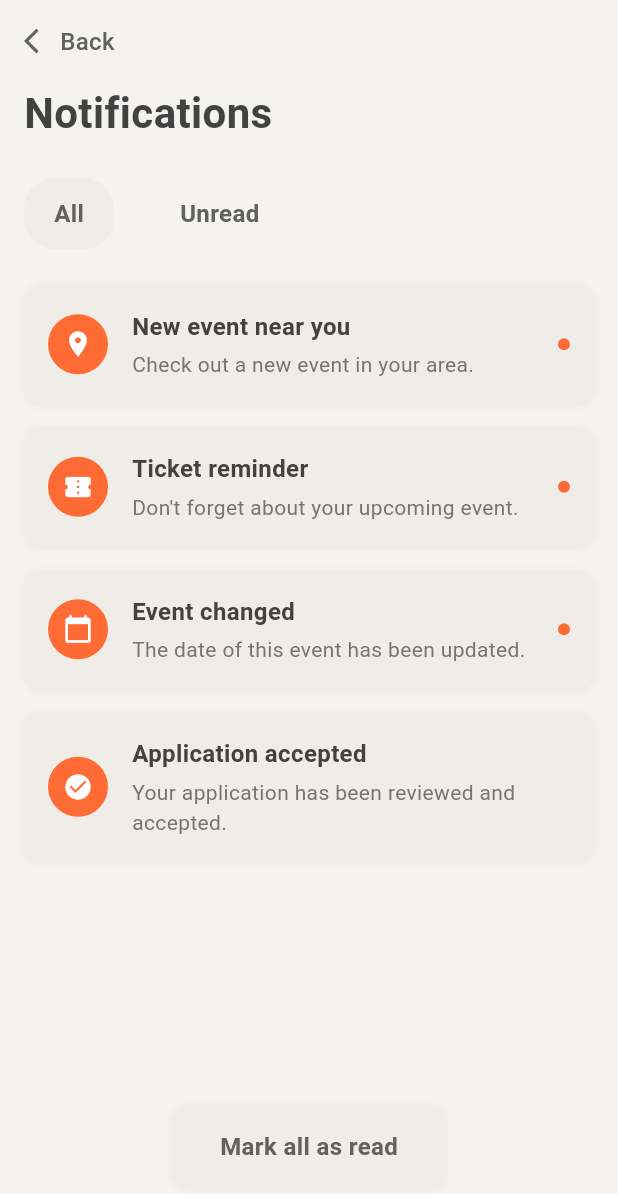
After one commit to kazoohaa/sg_happenings_mobile, a Flutter app: the NotificationsPage screen opened directly, on a phone screen of 412 x 824 dp. The commit adds this screen. Shown: the top 1194 px of the screen. Run offline on Flutter 3.47's test engine with Material 3 defaults, Android fonts, the phone set to English and light mode, and no system bars.

Commit message:
notifications page
- added notifications page
- added navigation from home page to notifications page

```diff
--- a/sg_happenings_mobile/lib/pages/home/home_page.dart
+++ b/sg_happenings_mobile/lib/pages/home/home_page.dart
@@ -1,4 +1,5 @@
 import 'package:flutter/material.dart';
+import '../notifications/notifications_page.dart';
 
 class HomePage extends StatelessWidget {
   const HomePage({super.key});
@@ -17,10 +18,16 @@ class HomePage extends StatelessWidget {
               Row(
                 mainAxisAlignment: MainAxisAlignment.spaceBetween,
                 children: [
-                  Row(
-                    children: const [
-                      Icon(Icons.notifications_none_rounded, color: Colors.brown),
-                    ],
+                  GestureDetector(
+                    onTap: () {
+                      Navigator.push(
+                        context,
+                        MaterialPageRoute(
+                          builder: (context) => const NotificationsPage(),
+                        ),
+                      );
+                    },
+                    child: const Icon(Icons.notifications_none_rounded, color: Colors.brown),
                   ),
                   Container(
                     width: 36,
@@ -39,7 +46,7 @@ class HomePage extends StatelessWidget {
                 'Welcome back,',
                 style: TextStyle(
                   fontSize: 28,
-                  fontWeight: FontWeight.w800,
+                  fontWeight: FontWeight.w800,x
                   color: Colors.black,
                 ),
               ),
@@ -114,10 +121,20 @@ class HomePage extends StatelessWidget {
 
               const SizedBox(height: 16),
               // Notification promo tile
-              _PromoTile(
-                leadingColor: const Color(0xFFFFC04D),
-                title: 'Get notified about\nupcoming events',
-                trailing: const Icon(Icons.chevron_right, color: Colors.brown),
+              GestureDetector(
+                onTap: () {
+                  Navigator.push(
+                    context,
+                    MaterialPageRoute(
+                      builder: (context) => const NotificationsPage(),
+                    ),
+                  );
+                },
+                child: _PromoTile(
+                  leadingColor: const Color(0xFFFFC04D),
+                  title: 'Get notified about\nupcoming events',
+                  trailing: const Icon(Icons.chevron_right, color: Colors.brown),
+                ),
               ),
 
               const SizedBox(height: 12),
--- /dev/null
+++ b/sg_happenings_mobile/lib/pages/notifications/notifications_page.dart
@@ -0,0 +1,306 @@
+import 'package:flutter/material.dart';
+
+class NotificationsPage extends StatefulWidget {
+  const NotificationsPage({super.key});
+
+  @override
+  State<NotificationsPage> createState() => _NotificationsPageState();
+}
+
+class _NotificationsPageState extends State<NotificationsPage> {
+  int _selectedTab = 0; // 0 for All, 1 for Unread
+  List<Map<String, dynamic>> _notifications = [
+    {
+      'id': 1,
+      'title': 'New event near you',
+      'description': 'Check out a new event in your area.',
+      'icon': Icons.location_on,
+      'isRead': false,
+    },
+    {
+      'id': 2,
+      'title': 'Ticket reminder',
+      'description': 'Don\'t forget about your upcoming event.',
+      'icon': Icons.confirmation_number,
+      'isRead': false,
+    },
+    {
+      'id': 3,
+      'title': 'Event changed',
+      'description': 'The date of this event has been updated.',
+      'icon': Icons.calendar_today,
+      'isRead': false,
+    },
+    {
+      'id': 4,
+      'title': 'Application accepted',
+      'description': 'Your application has been reviewed and accepted.',
+      'icon': Icons.check_circle,
+      'isRead': true,
+    },
+  ];
+
+  List<Map<String, dynamic>> get _filteredNotifications {
+    if (_selectedTab == 0) {
+      return _notifications; // All notifications
+    } else {
+      return _notifications.where((notification) => !notification['isRead']).toList(); // Unread only
+    }
+  }
+
+  @override
+  Widget build(BuildContext context) {
+    return Scaffold(
+      backgroundColor: const Color(0xFFF5F3F0), // Light beige background
+      body: SafeArea(
+        child: Column(
+          children: [
+            // Header with back button
+            Padding(
+              padding: const EdgeInsets.all(16.0),
+              child: Row(
+                children: [
+                  GestureDetector(
+                    onTap: () => Navigator.pop(context),
+                    child: Row(
+                      children: [
+                        Icon(
+                          Icons.arrow_back_ios,
+                          color: Colors.grey[700],
+                          size: 20,
+                        ),
+                        const SizedBox(width: 4),
+                        Text(
+                          'Back',
+                          style: TextStyle(
+                            color: Colors.grey[700],
+                            fontSize: 16,
+                            fontWeight: FontWeight.w500,
+                          ),
+                        ),
+                      ],
+                    ),
+                  ),
+                ],
+              ),
+            ),
+
+            // Title
+            Padding(
+              padding: const EdgeInsets.symmetric(horizontal: 16.0),
+              child: Row(
+                children: [
+                  Text(
+                    'Notifications',
+                    style: TextStyle(
+                      fontSize: 28,
+                      fontWeight: FontWeight.bold,
+                      color: Colors.grey[800],
+                    ),
+                  ),
+                ],
+              ),
+            ),
+
+            const SizedBox(height: 24),
+
+            // Tabs
+            Padding(
+              padding: const EdgeInsets.symmetric(horizontal: 16.0),
+              child: Row(
+                children: [
+                  _buildTab('All', 0),
+                  const SizedBox(width: 24),
+                  _buildTab('Unread', 1),
+                ],
+              ),
+            ),
+
+            const SizedBox(height: 24),
+
+            // Notifications list
+            Expanded(
+              child: ListView.builder(
+                padding: const EdgeInsets.symmetric(horizontal: 16.0),
+                itemCount: _filteredNotifications.length,
+                itemBuilder: (context, index) {
+                  return _buildNotificationCard(_filteredNotifications[index]);
+                },
+              ),
+            ),
+
+            const SizedBox(height: 16),
+
+            // Mark all as read button
+            Padding(
+              padding: const EdgeInsets.all(16.0),
+              child: Center(
+                child: GestureDetector(
+                  onTap: _markAllAsRead,
+                  child: Container(
+                    padding: const EdgeInsets.symmetric(horizontal: 32, vertical: 16),
+                    decoration: BoxDecoration(
+                      color: const Color(0xFFF0EDE8),
+                      borderRadius: BorderRadius.circular(12),
+                      boxShadow: [
+                        BoxShadow(
+                          color: Colors.grey.withOpacity(0.1),
+                          spreadRadius: 1,
+                          blurRadius: 3,
+                          offset: const Offset(0, 1),
+                        ),
+                      ],
+                    ),
+                    child: Text(
+                      'Mark all as read',
+                      style: TextStyle(
+                        fontSize: 16,
+                        fontWeight: FontWeight.w600,
+                        color: Colors.grey[700],
+                      ),
+                    ),
+                  ),
+                ),
+              ),
+            ),
+
+            const SizedBox(height: 16),
+          ],
+        ),
+      ),
+    );
+  }
+
+  Widget _buildTab(String title, int index) {
+    final bool isSelected = _selectedTab == index;
+
+    return GestureDetector(
+      onTap: () {
+        setState(() {
+          _selectedTab = index;
+        });
+      },
+      child: Container(
+        padding: const EdgeInsets.symmetric(horizontal: 20, vertical: 12),
+        decoration: BoxDecoration(
+          color: isSelected ? const Color(0xFFF0EDE8) : Colors.transparent,
+          borderRadius: BorderRadius.circular(20),
+        ),
+        child: Text(
+          title,
+          style: TextStyle(
+            fontSize: 16,
+            fontWeight: FontWeight.w600,
+            color: Colors.grey[700],
+          ),
+        ),
+      ),
+    );
+  }
+
+  Widget _buildNotificationCard(Map<String, dynamic> notification) {
+    return GestureDetector(
+      onTap: () {
+        _markAsRead(notification['id']);
+      },
+      child: Container(
+        margin: const EdgeInsets.only(bottom: 16.0),
+        padding: const EdgeInsets.all(16.0),
+        decoration: BoxDecoration(
+          color: const Color(0xFFF0EDE8), // Slightly darker beige for cards
+          borderRadius: BorderRadius.circular(12),
+          boxShadow: [
+            BoxShadow(
+              color: Colors.grey.withOpacity(0.1),
+              spreadRadius: 1,
+              blurRadius: 3,
+              offset: const Offset(0, 1),
+            ),
+          ],
+        ),
+        child: Row(
+          children: [
+            // Notification icon
+            Container(
+              width: 40,
+              height: 40,
+              decoration: BoxDecoration(
+                color: const Color(0xFFFF6B35),
+                borderRadius: BorderRadius.circular(20),
+              ),
+              child: Icon(
+                notification['icon'],
+                color: Colors.white,
+                size: 20,
+              ),
+            ),
+
+            const SizedBox(width: 16),
+
+            // Notification content
+            Expanded(
+              child: Column(
+                crossAxisAlignment: CrossAxisAlignment.start,
+                children: [
+                  Text(
+                    notification['title'],
+                    style: TextStyle(
+                      fontSize: 16,
+                      fontWeight: FontWeight.bold,
+                      color: Colors.grey[800],
+                    ),
+                  ),
+                  const SizedBox(height: 4),
+                  Text(
+                    notification['description'],
+                    style: TextStyle(
+                      fontSize: 14,
+                      color: Colors.grey[600],
+                    ),
+                  ),
+                ],
+              ),
+            ),
+
+            // Unread indicator
+            if (!notification['isRead'])
+              Container(
+                width: 8,
+                height: 8,
+                decoration: const BoxDecoration(
+                  color: Color(0xFFFF6B35),
+                  shape: BoxShape.circle,
+                ),
+              ),
+          ],
+        ),
+      ),
+    );
+  }
+
+  void _markAsRead(int notificationId) {
+    setState(() {
+      final index = _notifications.indexWhere((n) => n['id'] == notificationId);
+      if (index != -1) {
+        _notifications[index]['isRead'] = true;
+      }
+    });
+  }
+
+  void _markAllAsRead() {
+    setState(() {
+      for (var notification in _notifications) {
+        notification['isRead'] = true;
+      }
+    });
+
+    // Show feedback
+    ScaffoldMessenger.of(context).showSnackBar(
+      const SnackBar(
+        content: Text('All notifications marked as read'),
+        backgroundColor: Color(0xFFFF6B35),
+        duration: Duration(seconds: 2),
+      ),
+    );
+  }
+}
```
